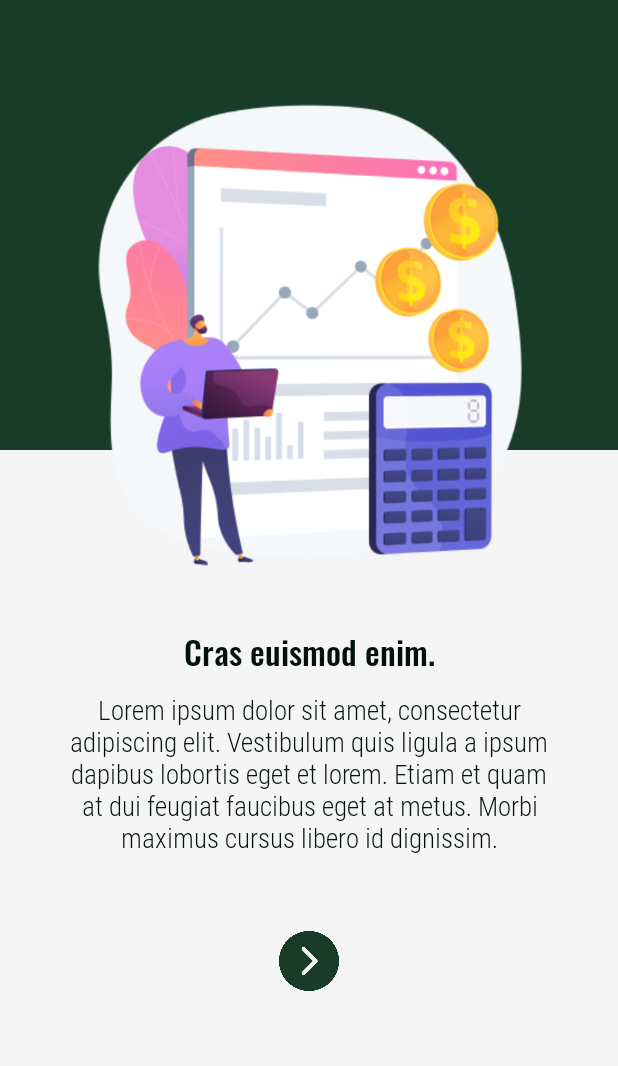
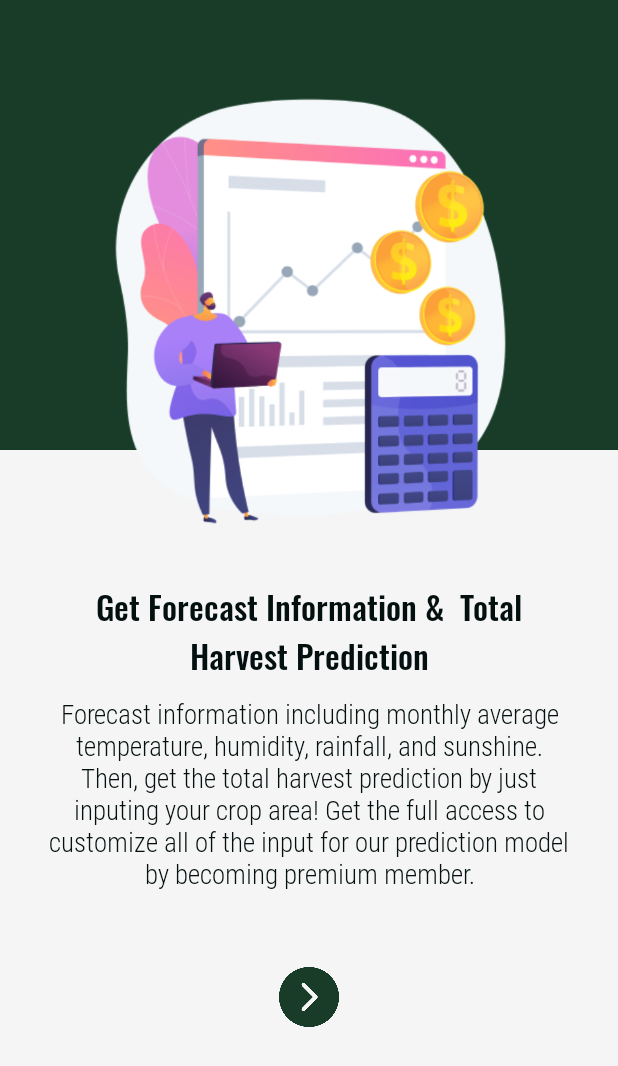
Before and after one commit to u1-byte/SmartCropYieldsPrediction, an Android app: the OnBoardingActivity screen opened directly, with no data from a screen before it, on a phone screen of 412 x 824 dp. Shown: the top 1066 px of the screen. Run offline under Robolectric (Android 15) with nearby library versions, the phone set to English and light mode, and no system bars.

Commit message:
edit on boarding

```diff
--- a/android/Apps/app/src/main/java/com/u1/capstoneproject/network/api/ApiInterface.kt
+++ b/android/Apps/app/src/main/java/com/u1/capstoneproject/network/api/ApiInterface.kt
@@ -23,9 +23,9 @@ interface ApiInterface {
             @Query("param12") param12: Double,
             @Query("param13") param13: Double,
             @Query("param14") param14: Double,
-            @Query("param14") param15: Double,
-            @Query("param14") param16: Double,
-            @Query("param14") param17: Double
+            @Query("param15") param15: Double,
+            @Query("param16") param16: Double,
+            @Query("param17") param17: Double
     ) : Call<ResponseData>
 
 }
--- a/android/Apps/app/src/main/res/layout/activity_on_boarding.xml
+++ b/android/Apps/app/src/main/res/layout/activity_on_boarding.xml
@@ -24,8 +24,8 @@
 
         <ImageView
             android:id="@+id/img"
-            android:layout_width="380dp"
-            android:layout_height="380dp"
+            android:layout_width="350dp"
+            android:layout_height="350dp"
             android:src="@drawable/onboarding1"
             android:layout_marginTop="20dp"
             app:layout_constraintEnd_toEndOf="parent"
--- a/android/Apps/app/src/main/res/values/strings.xml
+++ b/android/Apps/app/src/main/res/values/strings.xml
@@ -3,8 +3,8 @@
     <string name="pilih_provinsi">Pilih Provinsi</string>
     <string name="pilih_komoditas">Pilih Komoditas</string>
     <string name="select_premium">AKSES PREMIUM</string>
-    <string name="onboarding_title">Cras euismod enim.</string>
-    <string name="onboarding_caption">Lorem ipsum dolor sit amet, consectetur adipiscing elit. Vestibulum quis ligula a ipsum dapibus lobortis eget et lorem. Etiam et quam at dui feugiat faucibus eget at metus. Morbi maximus cursus libero id dignissim.</string>
+    <string name="onboarding_title">Get Forecast Information &amp; <br/> Total Harvest Prediction</string>
+    <string name="onboarding_caption">Forecast information including monthly average temperature, humidity, rainfall, and sunshine. Then, get the total harvest prediction by just inputing your crop area! Get the full access to customize all of the input for our prediction model by becoming premium member.</string>
     <string name="title">Smart Price Rice Control</string>
     <string name="input1_hint">Suhu Rata - Rata Bulan Tanam</string>
     <string name="input1_size">Celsius</string>
```
